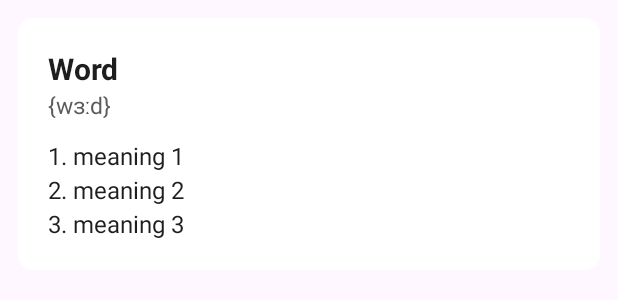
After one commit to NewsBara/NewsBara_Frontend, an Android app: the layout item_dictionary.xml on its own in the app's theme, with its tools: preview values and no code run, on a phone screen of 412 x 824 dp. The commit adds this screen. Shown: the top 300 px of the screen. Run offline under Robolectric (Android 15) with nearby library versions, the phone set to English and light mode, and no system bars.

Commit message:
dictionary activity 추가

```diff
--- a/app/src/main/res/layout/activity_shadowing.xml
+++ b/app/src/main/res/layout/activity_shadowing.xml
@@ -32,7 +32,6 @@
         android:progressTint="#8E82F1"
         android:layout_marginBottom="20dp" />
 
-
     <TextView
         android:layout_width="wrap_content"
         android:layout_height="wrap_content"
--- /dev/null
+++ b/app/src/main/res/layout/item_dictionary.xml
@@ -0,0 +1,43 @@
+<?xml version="1.0" encoding="utf-8"?>
+<!-- res/layout/item_dictionary.xml -->
+<LinearLayout xmlns:android="http://schemas.android.com/apk/res/android"
+    android:layout_width="match_parent"
+    android:layout_height="wrap_content"
+    android:orientation="vertical"
+    android:padding="20dp"
+    android:layout_margin="12dp"
+    android:layout_marginBottom="0dp"
+    android:layout_marginTop="0dp"
+    android:backgroundTint="@android:color/white"
+    android:elevation="2dp"
+    android:clipToPadding="false"
+    android:clipChildren="false"
+    android:background="@drawable/bg_box">
+
+    <TextView
+        android:id="@+id/tvWord"
+        android:layout_width="wrap_content"
+        android:layout_height="wrap_content"
+        android:text="Word"
+        android:textSize="20sp"
+        android:textStyle="bold"
+        android:textColor="#1E1E1E" />
+
+    <TextView
+        android:id="@+id/tvPronunciation"
+        android:layout_width="wrap_content"
+        android:layout_height="wrap_content"
+        android:text="{wɜːd}"
+        android:textSize="15sp"
+        android:textColor="#5B5B5B"
+        android:layout_marginBottom="12dp" />
+
+    <TextView
+        android:id="@+id/tvMeanings"
+        android:layout_width="wrap_content"
+        android:layout_height="wrap_content"
+        android:text="1. meaning 1\n2. meaning 2\n3. meaning 3"
+        android:textSize="16sp"
+        android:textColor="#1E1E1E"
+        android:lineSpacingExtra="4dp" />
+</LinearLayout>
```
Also changed, not shown: app/src/main/java/com/example/newsbara/DictionaryActivity.kt (added, +55 -0 lines), app/src/main/java/com/example/newsbara/adapter/DictionaryAdapter.kt (added, +34 -0 lines), app/src/main/java/com/example/newsbara/data/DictionaryItem.kt (added, +7 -0 lines), app/src/main/res/layout/activity_dictionary.xml (added, +74 -0 lines), 1 other file.
